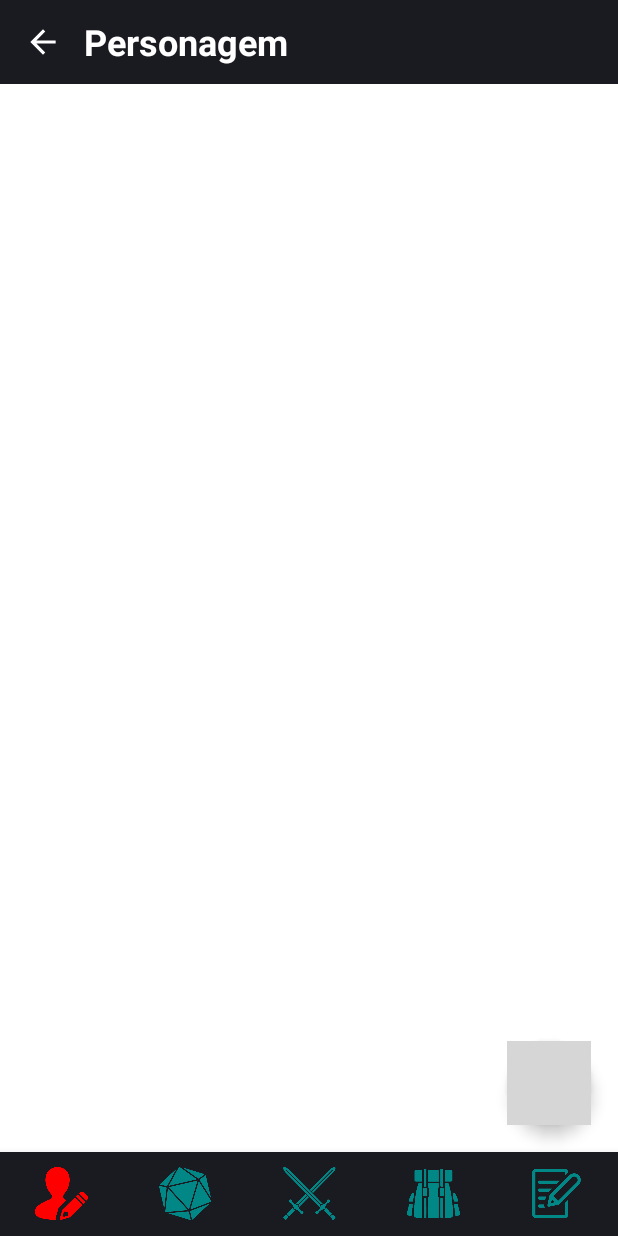
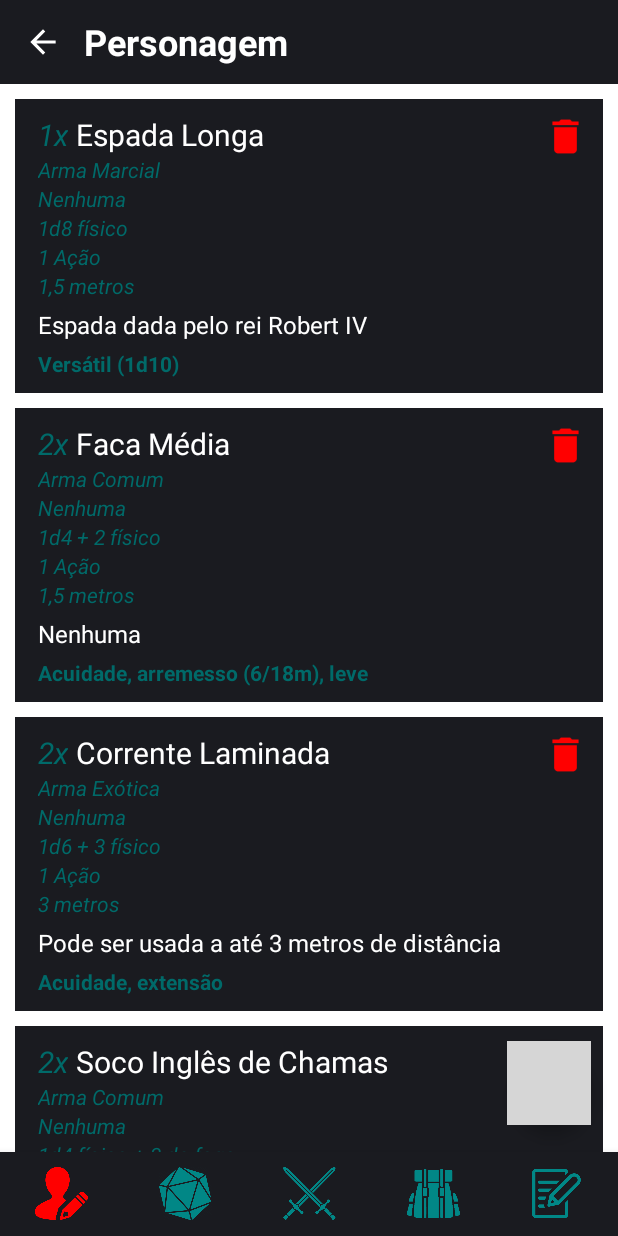
Before and after one commit to 404Kaizer/Eroda-RPG-D20-Sheet, an Android app: the fragment TabCharWeaponsFragment placed in its activity, on a phone screen of 412 x 824 dp. Run offline under Robolectric (Android 15) with nearby library versions, the phone set to English and light mode, and no system bars; libraries missing offline, so code that uses them is left out: com.jaredrummler.materialspinner; grey boxes are pictures that could not be loaded.

Commit message:
Weapons RecyclerView Added

```diff
--- a/app/src/main/java/com/example/erodad20sheet/adapters/WeaponsAdapter.kt
+++ b/app/src/main/java/com/example/erodad20sheet/adapters/WeaponsAdapter.kt
@@ -1,4 +1,50 @@
 package com.example.erodad20sheet.adapters
 
-class WeaponsAdapter {
+import android.view.LayoutInflater
+import android.view.View
+import android.view.ViewGroup
+import android.widget.TextView
+import androidx.recyclerview.widget.RecyclerView
+import com.example.erodad20sheet.R
+import com.example.erodad20sheet.models.WeaponsDataClass
+
+class WeaponsAdapter(private val weaponsList: ArrayList<WeaponsDataClass>)
+    : RecyclerView.Adapter<WeaponsAdapter.WeaponsViewHolder>() {
+
+        class WeaponsViewHolder(itemView: View) : RecyclerView.ViewHolder(itemView) {
+            private val quantityTextView : TextView = itemView.findViewById(R.id.weapon_quantity)
+            private val titleTextView : TextView = itemView.findViewById(R.id.weapon_title)
+            private val typeTextView : TextView = itemView.findViewById(R.id.weapon_type)
+            private val ammunitionTextView : TextView = itemView.findViewById(R.id.weapon_ammunition)
+            private val damageTextView : TextView = itemView.findViewById(R.id.weapon_damage)
+            private val executionTextView : TextView = itemView.findViewById(R.id.weapon_execution)
+            private val rangeTextView : TextView = itemView.findViewById(R.id.weapon_range)
+            private val descriptionTextView : TextView = itemView.findViewById(R.id.weapon_description)
+            private val propertiesTextView : TextView = itemView.findViewById(R.id.weapon_properties)
+
+            fun populateAdapter(weapons: WeaponsDataClass) {
+                quantityTextView.text = weapons.quantity
+                titleTextView.text = weapons.title
+                typeTextView.text = weapons.type
+                ammunitionTextView.text = weapons.ammunition
+                damageTextView.text = weapons.damage
+                executionTextView.text = weapons.execution
+                rangeTextView.text = weapons.range
+                descriptionTextView.text = weapons.description
+                propertiesTextView.text = weapons.properties
+            }
+        }
+
+    override fun onCreateViewHolder(parent: ViewGroup, viewType: Int): WeaponsViewHolder {
+        val view = LayoutInflater.from(parent.context).inflate(R.layout.adapter_weapons, parent, false)
+        return WeaponsViewHolder(view)
+    }
+
+    override fun onBindViewHolder(holder: WeaponsViewHolder, position: Int) {
+        holder.populateAdapter(weaponsList[position])
+    }
+
+    override fun getItemCount(): Int {
+        return weaponsList.size
+    }
 }
--- a/app/src/main/java/com/example/erodad20sheet/fragments/TabCharWeaponsFragment.kt
+++ b/app/src/main/java/com/example/erodad20sheet/fragments/TabCharWeaponsFragment.kt
@@ -5,7 +5,11 @@ import androidx.fragment.app.Fragment
 import android.view.LayoutInflater
 import android.view.View
 import android.view.ViewGroup
+import androidx.recyclerview.widget.LinearLayoutManager
+import androidx.recyclerview.widget.RecyclerView
 import com.example.erodad20sheet.R
+import com.example.erodad20sheet.adapters.WeaponsAdapter
+import com.example.erodad20sheet.models.WeaponsDataClass
 
 class TabCharWeaponsFragment : Fragment() {
 
@@ -18,7 +22,24 @@ class TabCharWeaponsFragment : Fragment() {
         savedInstanceState: Bundle?
     ): View? {
         // Inflate the layout for this fragment
-        return inflater.inflate(R.layout.fragment_tab_char_weapons, container, false)
+        val view = inflater.inflate(R.layout.fragment_tab_char_weapons, container, false)
+
+        val weapon1 = WeaponsDataClass("1x", "Espada Longa", "Arma Marcial", "Nenhuma", "1d8 físico", "1 Ação", "1,5 metros",
+            "Espada dada pelo rei Robert IV", "Versátil (1d10)")
+        val weapon2 = WeaponsDataClass("2x", "Faca Média", "Arma Comum", "Nenhuma", "1d4 + 2 físico", "1 Ação", "1,5 metros",
+            "Nenhuma", "Acuidade, arremesso (6/18m), leve")
+        val weapon3 = WeaponsDataClass("2x", "Corrente Laminada", "Arma Exótica", "Nenhuma", "1d6 + 3 físico", "1 Ação", "3 metros",
+            "Pode ser usada a até 3 metros de distância", "Acuidade, extensão")
+        val weapon4 = WeaponsDataClass("2x", "Soco Inglês de Chamas", "Arma Comum", "Nenhuma", "1d4 físico + 3 de fogo", "1 Ação", "1,5 metros",
+            "Soco inglês com compartimentos que expelem chamas ao acertar o alvo", "Leve")
+        val weapon5 = WeaponsDataClass("1x", "Pistola de Combate", "Arma de Fogo", "8x", "1d8 físico", "1 (3) por turno", "Alcance Médio",
+            "Nenhuma", "8x munições por pente")
+        val weaponsArrayList = arrayListOf(weapon1, weapon2, weapon3, weapon4, weapon5)
+        val weaponsRecyclerView = view.findViewById(R.id.weapons_recycler) as RecyclerView
+        weaponsRecyclerView.layoutManager = LinearLayoutManager(view.context)
+        weaponsRecyclerView.adapter = WeaponsAdapter(weaponsArrayList)
+
+        return view
     }
 
     companion object {
--- a/app/src/main/java/com/example/erodad20sheet/models/WeaponsDataClass.kt
+++ b/app/src/main/java/com/example/erodad20sheet/models/WeaponsDataClass.kt
@@ -1,4 +1,4 @@
 package com.example.erodad20sheet.models
 
-data class WeaponsDataClass(val quantity: String, val title: String, val type: String, val damage: String, val execution: String,
-val description: String, val properties: String)
+data class WeaponsDataClass(val quantity: String, val title: String, val type: String, val ammunition: String, val damage: String, val execution: String,
+val range: String, val description: String, val properties: String)
--- a/app/src/main/res/layout/adapter_weapons.xml
+++ b/app/src/main/res/layout/adapter_weapons.xml
@@ -45,9 +45,9 @@
             android:id="@+id/weapon_type"
             android:layout_width="wrap_content"
             android:layout_height="wrap_content"
-            app:layout_constraintBottom_toTopOf="@id/weapon_damage"
+            app:layout_constraintTop_toBottomOf="@id/weapon_quantity"
             app:layout_constraintStart_toStartOf="parent"
-            app:layout_constraintTop_toBottomOf="@id/weapon_quantity"
+            app:layout_constraintBottom_toTopOf="@id/weapon_ammunition"
             android:layout_marginHorizontal="5dp"
             android:ellipsize="none"
             android:scrollHorizontally="false"
@@ -57,12 +57,26 @@
             android:textSize="14sp"/>
 
         <TextView
+            android:id="@+id/weapon_ammunition"
+            android:layout_width="wrap_content"
+            android:layout_height="wrap_content"
+            android:layout_marginHorizontal="5dp"
+            app:layout_constraintStart_toStartOf="parent"
+            app:layout_constraintTop_toBottomOf="@id/weapon_type"
+            android:ellipsize="none"
+            android:scrollHorizontally="false"
+            android:text="Exemplo"
+            android:textStyle="italic"
+            android:textColor="@color/gray"
+            android:textSize="14sp" />
+
+        <TextView
             android:id="@+id/weapon_damage"
             android:layout_width="wrap_content"
             android:layout_height="wrap_content"
             android:layout_marginHorizontal="5dp"
             app:layout_constraintStart_toStartOf="parent"
-            app:layout_constraintTop_toBottomOf="@id/weapon_type"
+            app:layout_constraintTop_toBottomOf="@id/weapon_ammunition"
             android:ellipsize="none"
             android:scrollHorizontally="false"
             android:text="Exemplo"
@@ -85,10 +99,24 @@
             android:textSize="14sp" />
 
         <TextView
+            android:id="@+id/weapon_range"
+            android:layout_width="wrap_content"
+            android:layout_height="wrap_content"
+            android:layout_marginHorizontal="5dp"
+            app:layout_constraintStart_toStartOf="parent"
+            app:layout_constraintTop_toBottomOf="@id/weapon_execution"
+            android:ellipsize="none"
+            android:scrollHorizontally="false"
+            android:text="Exemplo"
+            android:textStyle="italic"
+            android:textColor="@color/gray"
+            android:textSize="14sp" />
+
+        <TextView
             android:id="@+id/weapon_description"
             android:layout_width="wrap_content"
             android:layout_height="wrap_content"
-            app:layout_constraintTop_toBottomOf="@id/weapon_execution"
+            app:layout_constraintTop_toBottomOf="@id/weapon_range"
             app:layout_constraintStart_toStartOf="parent"
             app:layout_constraintBottom_toTopOf="@id/weapon_properties"
             android:layout_marginHorizontal="5dp"
--- a/app/src/main/res/layout/fragment_tab_char_weapons.xml
+++ b/app/src/main/res/layout/fragment_tab_char_weapons.xml
@@ -6,12 +6,12 @@
     xmlns:app="http://schemas.android.com/apk/res-auto"
     tools:context=".fragments.TabCharWeaponsFragment">
 
-    <TextView
+    <androidx.recyclerview.widget.RecyclerView
+        android:id="@+id/weapons_recycler"
         android:layout_width="match_parent"
-        android:layout_height="match_parent"
-        android:text="ARMAS"
-        android:textStyle="bold"
-        android:textSize="20sp"/>
+        android:layout_height='match_parent'
+        android:clipToPadding="false"
+        android:paddingBottom="90dp"/>
 
     <com.google.android.material.floatingactionbutton.FloatingActionButton
         android:id="@+id/add_weapon_fab"
```
